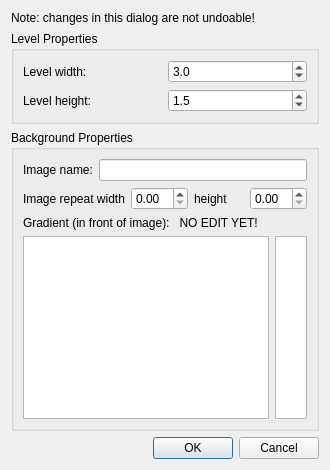
First picture: the form in src/view/EditLevelProperties.ui, repository the-butterfly-effect/tbe, before the edit.
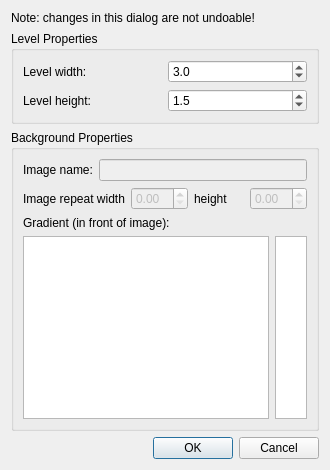
Second picture: the form after the edit.

```diff
--- a/src/view/EditLevelProperties.ui
+++ b/src/view/EditLevelProperties.ui
@@ -114,6 +114,9 @@
         </item>
         <item>
          <widget class="QLineEdit" name="lineEditImageName">
+          <property name="enabled">
+           <bool>false</bool>
+          </property>
           <property name="toolTip">
            <string>Specify the image name here. Omit the extension. Any image within the level directory or the images directory will be found.</string>
           </property>
@@ -132,6 +135,9 @@
         </item>
         <item>
          <widget class="QDoubleSpinBox" name="doubleSpinBoxHRepeat">
+          <property name="enabled">
+           <bool>false</bool>
+          </property>
           <property name="toolTip">
            <string>The distance in which the image will repeat itself. use zero for no repeat - the image will be strechted to fit the level.</string>
           </property>
@@ -152,6 +158,9 @@
         </item>
         <item>
          <widget class="QDoubleSpinBox" name="doubleSpinBoxVRepeat">
+          <property name="enabled">
+           <bool>false</bool>
+          </property>
           <property name="toolTip">
            <string>The distance in which the image will repeat itself vertically. use zero for no repeat - the image will be strechted to fit the level.</string>
           </property>
@@ -168,7 +177,7 @@
       <item>
        <widget class="QLabel" name="label_4">
         <property name="text">
-         <string>Gradient (in front of image):   NO EDIT YET!</string>
+         <string>Gradient (in front of image):</string>
         </property>
        </widget>
       </item>
```
